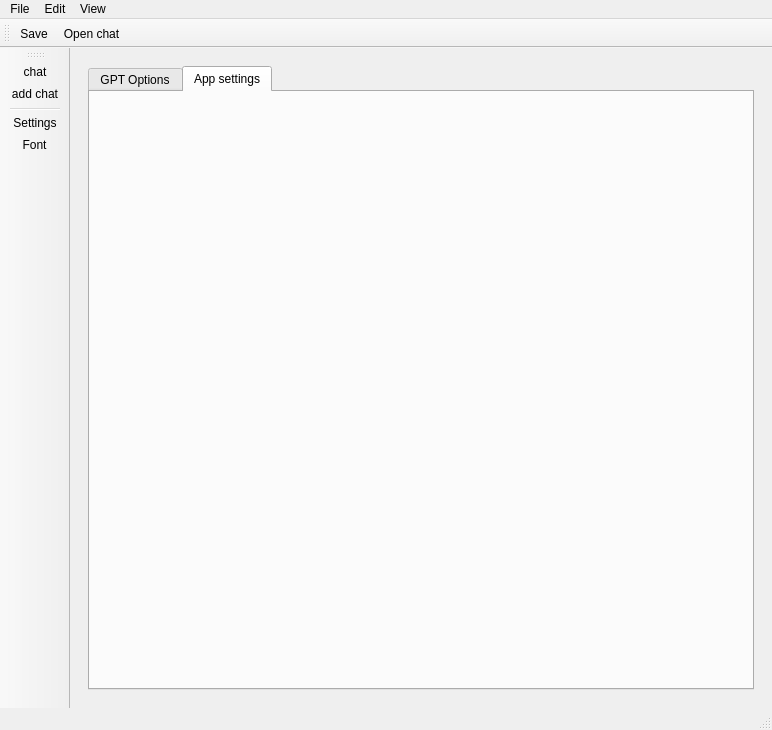
Before: the Qt Designer form UImainwindow.ui in Dduthie/EE_GPT, drawn with Qt 5.
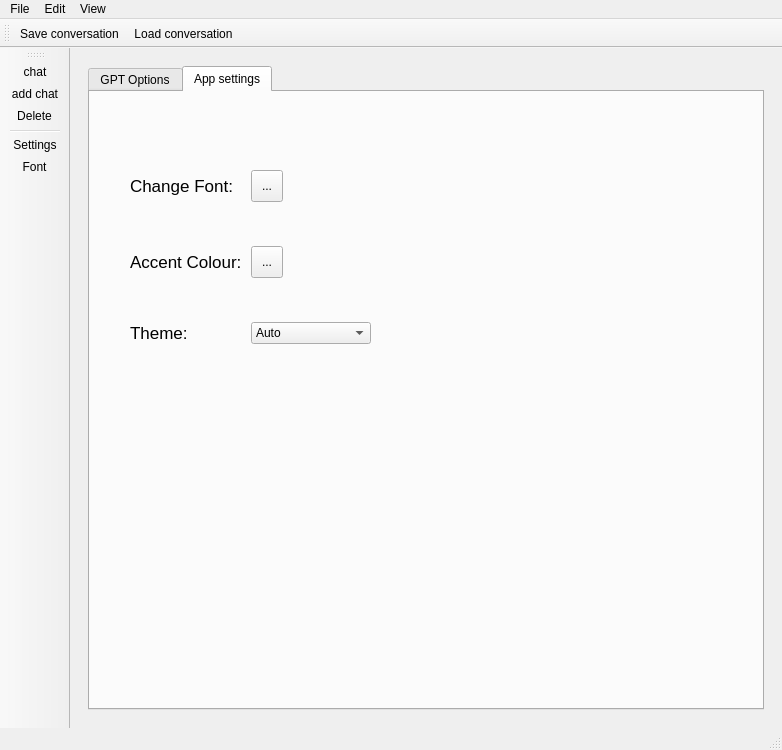
After: the same form once the commit is applied. The open tabs and pages were chosen to show the change. Icons and pictures are not drawn.

```diff
--- a/UImainwindow.ui
+++ b/UImainwindow.ui
@@ -1,7 +1,7 @@
 <?xml version="1.0" encoding="UTF-8"?>
 <ui version="4.0">
- <class>MainWindow</class>
- <widget class="QMainWindow" name="MainWindow">
+ <class>Mainwindow</class>
+ <widget class="QMainWindow" name="Mainwindow">
   <property name="enabled">
    <bool>true</bool>
   </property>
@@ -9,12 +9,49 @@
    <rect>
     <x>0</x>
     <y>0</y>
-    <width>772</width>
-    <height>730</height>
+    <width>782</width>
+    <height>750</height>
    </rect>
   </property>
+  <property name="palette">
+   <palette>
+    <active>
+     <colorrole role="ToolTipText">
+      <brush brushstyle="SolidPattern">
+       <color alpha="255">
+        <red>0</red>
+        <green>0</green>
+        <blue>0</blue>
+       </color>
+      </brush>
+     </colorrole>
+    </active>
+    <inactive>
+     <colorrole role="ToolTipText">
+      <brush brushstyle="SolidPattern">
+       <color alpha="255">
+        <red>0</red>
+        <green>0</green>
+        <blue>0</blue>
+       </color>
+      </brush>
+     </colorrole>
+    </inactive>
+    <disabled>
+     <colorrole role="ToolTipText">
+      <brush brushstyle="SolidPattern">
+       <color alpha="255">
+        <red>0</red>
+        <green>0</green>
+        <blue>0</blue>
+       </color>
+      </brush>
+     </colorrole>
+    </disabled>
+   </palette>
+  </property>
   <property name="windowTitle">
-   <string>MainWindow</string>
+   <string>GPT</string>
   </property>
   <property name="windowIcon">
    <iconset resource="Mainwindow.qrc">
@@ -43,12 +80,12 @@
        <string notr="true"/>
       </property>
       <property name="currentIndex">
-       <number>0</number>
+       <number>1</number>
       </property>
       <widget class="QWidget" name="page">
        <layout class="QGridLayout" name="gridLayout_2">
         <item row="1" column="1">
-         <widget class="QPushButton" name="pushButton_2">
+         <widget class="QPushButton" name="reset_Button">
           <property name="text">
            <string>Reset</string>
           </property>
@@ -115,7 +152,7 @@
          </spacer>
         </item>
         <item row="1" column="2">
-         <widget class="QPushButton" name="pushButton">
+         <widget class="QPushButton" name="submit_Button">
           <property name="text">
            <string>Submit</string>
           </property>
@@ -125,11 +162,14 @@
       </widget>
       <widget class="QWidget" name="page_2">
        <layout class="QGridLayout" name="gridLayout_3">
-        <item row="0" column="0">
+        <item row="0" column="1">
          <widget class="QTabWidget" name="tabWidget">
           <property name="layoutDirection">
            <enum>Qt::LeftToRight</enum>
           </property>
+          <property name="autoFillBackground">
+           <bool>false</bool>
+          </property>
           <property name="tabPosition">
            <enum>QTabWidget::North</enum>
           </property>
@@ -146,9 +186,18 @@
            <attribute name="title">
             <string>GPT Options</string>
            </attribute>
-           <layout class="QVBoxLayout" name="verticalLayout">
-            <item>
-             <widget class="QLabel" name="label">
+           <widget class="QWidget" name="">
+            <property name="geometry">
+             <rect>
+              <x>40</x>
+              <y>40</y>
+              <width>311</width>
+              <height>181</height>
+             </rect>
+            </property>
+            <layout class="QGridLayout" name="gridLayout_4">
+             <item row="0" column="0">
+              <widget class="QLabel" name="modelLabel">
               <property name="sizePolicy">
                <sizepolicy hsizetype="Fixed" vsizetype="Fixed">
                 <horstretch>0</horstretch>
@@ -161,6 +210,9 @@
                 <pointsize>14</pointsize>
                </font>
               </property>
+               <property name="layoutDirection">
+                <enum>Qt::LeftToRight</enum>
+               </property>
               <property name="styleSheet">
                <string notr="true"/>
               </property>
@@ -169,8 +221,14 @@
               </property>
              </widget>
             </item>
-            <item>
-             <widget class="QComboBox" name="comboBox">
+             <item row="0" column="1">
+              <widget class="QComboBox" name="modelCombo">
+               <property name="sizePolicy">
+                <sizepolicy hsizetype="MinimumExpanding" vsizetype="Fixed">
+                 <horstretch>0</horstretch>
+                 <verstretch>0</verstretch>
+                </sizepolicy>
+               </property>
               <property name="font">
                <font>
                 <family>Segoe UI</family>
@@ -199,8 +257,8 @@
               </item>
              </widget>
             </item>
-            <item>
-             <widget class="QLabel" name="label_2">
+             <item row="1" column="0">
+              <widget class="QLabel" name="tempLabel">
               <property name="sizePolicy">
                <sizepolicy hsizetype="Fixed" vsizetype="Fixed">
                 <horstretch>0</horstretch>
@@ -219,18 +277,39 @@
               <property name="text">
                <string>Temperature:</string>
               </property>
-             </widget>
-            </item>
-            <item>
-             <widget class="QSlider" name="horizontalSlider">
+               <property name="alignment">
+                <set>Qt::AlignLeading|Qt::AlignLeft|Qt::AlignVCenter</set>
+               </property>
+              </widget>
+             </item>
+             <item row="1" column="1">
+              <widget class="QSlider" name="tempSlider">
               <property name="sizePolicy">
                <sizepolicy hsizetype="MinimumExpanding" vsizetype="Fixed">
                 <horstretch>0</horstretch>
                 <verstretch>0</verstretch>
                </sizepolicy>
               </property>
+               <property name="styleSheet">
+                <string notr="true">    QSlider::groove:horizontal {
+        background: qlineargradient(x1: 0, y1: 0, x2: 1, y2: 0,
+                                    stop: 0 #0000FF, stop: 0.25 #00CCFF,
+                                    stop: 0.5 #00FF00, stop: 0.75 #FFCC00,
+                                    stop: 1 #FF0000);
+        height: 5px;
+    }
+
+    QSlider::handle:horizontal {
+        background: grey;
+        border: 1px solid #999999;
+        width: 10px;
+        height: 10px;
+        margin: -5px 0;
+        border-radius: 10px;
+    }</string>
+               </property>
               <property name="minimum">
-               <number>1</number>
+                <number>0</number>
               </property>
               <property name="maximum">
                <number>20</number>
@@ -260,10 +339,139 @@
             </item>
            </layout>
           </widget>
+          </widget>
           <widget class="QWidget" name="tab_2">
            <attribute name="title">
             <string>App settings</string>
            </attribute>
+           <widget class="QWidget" name="">
+            <property name="geometry">
+             <rect>
+              <x>40</x>
+              <y>40</y>
+              <width>241</width>
+              <height>251</height>
+             </rect>
+            </property>
+            <layout class="QGridLayout" name="gridLayout_5">
+             <item row="0" column="0">
+              <widget class="QLabel" name="label_3">
+               <property name="font">
+                <font>
+                 <family>Segoe UI</family>
+                 <pointsize>13</pointsize>
+                </font>
+               </property>
+               <property name="text">
+                <string>Change Font:</string>
+               </property>
+              </widget>
+             </item>
+             <item row="0" column="1">
+              <widget class="QToolButton" name="fontbutton">
+               <property name="sizePolicy">
+                <sizepolicy hsizetype="Fixed" vsizetype="Fixed">
+                 <horstretch>0</horstretch>
+                 <verstretch>0</verstretch>
+                </sizepolicy>
+               </property>
+               <property name="maximumSize">
+                <size>
+                 <width>32</width>
+                 <height>32</height>
+                </size>
+               </property>
+               <property name="text">
+                <string>...</string>
+               </property>
+               <property name="icon">
+                <iconset resource="Mainwindow.qrc">
+                 <normaloff>:/Icons/Resources/font_download_FILL1_24.svg</normaloff>:/Icons/Resources/font_download_FILL1_24.svg</iconset>
+               </property>
+               <property name="iconSize">
+                <size>
+                 <width>48</width>
+                 <height>48</height>
+                </size>
+               </property>
+              </widget>
+             </item>
+             <item row="1" column="0">
+              <widget class="QLabel" name="label">
+               <property name="font">
+                <font>
+                 <family>Segoe UI</family>
+                 <pointsize>13</pointsize>
+                </font>
+               </property>
+               <property name="text">
+                <string>Accent Colour:</string>
+               </property>
+              </widget>
+             </item>
+             <item row="1" column="1">
+              <widget class="QToolButton" name="paletteButton">
+               <property name="maximumSize">
+                <size>
+                 <width>32</width>
+                 <height>32</height>
+                </size>
+               </property>
+               <property name="text">
+                <string>...</string>
+               </property>
+               <property name="icon">
+                <iconset resource="Mainwindow.qrc">
+                 <normaloff>:/Icons/Resources/palette_FILL1_48.svg</normaloff>:/Icons/Resources/palette_FILL1_48.svg</iconset>
+               </property>
+               <property name="iconSize">
+                <size>
+                 <width>48</width>
+                 <height>48</height>
+                </size>
+               </property>
+              </widget>
+             </item>
+             <item row="2" column="0">
+              <widget class="QLabel" name="label_5">
+               <property name="font">
+                <font>
+                 <family>Segoe UI</family>
+                 <pointsize>13</pointsize>
+                </font>
+               </property>
+               <property name="text">
+                <string>Theme:</string>
+               </property>
+              </widget>
+             </item>
+             <item row="2" column="1">
+              <widget class="QComboBox" name="comboBox_2">
+               <property name="minimumSize">
+                <size>
+                 <width>120</width>
+                 <height>0</height>
+                </size>
+               </property>
+               <item>
+                <property name="text">
+                 <string>Auto</string>
+                </property>
+               </item>
+               <item>
+                <property name="text">
+                 <string>Dark</string>
+                </property>
+               </item>
+               <item>
+                <property name="text">
+                 <string>Light</string>
+                </property>
+               </item>
+              </widget>
+             </item>
+            </layout>
+           </widget>
           </widget>
          </widget>
         </item>
@@ -278,7 +486,7 @@
     <rect>
      <x>0</x>
      <y>0</y>
-     <width>772</width>
+     <width>782</width>
      <height>22</height>
     </rect>
    </property>
@@ -286,14 +494,18 @@
     <property name="title">
      <string>File</string>
     </property>
-    <addaction name="actionLoad_ffile"/>
-    <addaction name="actionSave_file"/>
+    <addaction name="actionSave"/>
+    <addaction name="actionOpen_chat"/>
+    <addaction name="actionExport_as_txt"/>
     <addaction name="separator"/>
+    <addaction name="actionExit"/>
    </widget>
    <widget class="QMenu" name="menuEdit">
     <property name="title">
      <string>Edit</string>
     </property>
+    <addaction name="actionUndo"/>
+    <addaction name="actionRedo"/>
    </widget>
    <widget class="QMenu" name="menuView">
     <property name="title">
@@ -356,6 +568,7 @@
    </attribute>
    <addaction name="actionchat"/>
    <addaction name="actionadd_chat"/>
+   <addaction name="actionDelete"/>
    <addaction name="separator"/>
    <addaction name="actionSettings"/>
    <addaction name="actionFont"/>
@@ -376,6 +589,9 @@
    </property>
   </action>
   <action name="actionchat">
+   <property name="checkable">
+    <bool>true</bool>
+   </property>
    <property name="icon">
     <iconset resource="Mainwindow.qrc">
      <normaloff>:/Icons/Resources/chat_FILL1_24.svg</normaloff>:/Icons/Resources/chat_FILL1_24.svg</iconset>
@@ -411,7 +627,7 @@
      <normaloff>:/Icons/Resources/folder_open_FILL14.svg</normaloff>:/Icons/Resources/folder_open_FILL14.svg</iconset>
    </property>
    <property name="text">
-    <string>Open chat</string>
+    <string>Load conversation</string>
    </property>
    <property name="toolTip">
     <string>Open a previous chat</string>
@@ -426,7 +642,7 @@
      <normaloff>:/Icons/Resources/save_FILL1_24.svg</normaloff>:/Icons/Resources/save_FILL1_24.svg</iconset>
    </property>
    <property name="text">
-    <string>Save</string>
+    <string>Save conversation</string>
    </property>
    <property name="toolTip">
     <string>save current chat</string>
@@ -465,9 +681,46 @@
     <string>Load conversation</string>
    </property>
   </action>
-  <action name="actionSave_file">
+  <action name="actionDelete">
+   <property name="icon">
+    <iconset resource="Mainwindow.qrc">
+     <normaloff>:/Icons/Resources/delete_FILL1_24.svg</normaloff>:/Icons/Resources/delete_FILL1_24.svg</iconset>
+   </property>
    <property name="text">
-    <string>Save conversation</string>
+    <string>Delete</string>
+   </property>
+   <property name="menuRole">
+    <enum>QAction::NoRole</enum>
+   </property>
+  </action>
+  <action name="actionUndo">
+   <property name="text">
+    <string>Undo</string>
+   </property>
+   <property name="shortcut">
+    <string>Ctrl+Z</string>
+   </property>
+  </action>
+  <action name="actionRedo">
+   <property name="text">
+    <string>Redo</string>
+   </property>
+   <property name="shortcut">
+    <string>Ctrl+Y</string>
+   </property>
+  </action>
+  <action name="actionExport_as_txt">
+   <property name="icon">
+    <iconset resource="Mainwindow.qrc">
+     <normaloff>:/Icons/Resources/export_FILL_48.svg</normaloff>:/Icons/Resources/export_FILL_48.svg</iconset>
+   </property>
+   <property name="text">
+    <string>Export as .txt</string>
+   </property>
+  </action>
+  <action name="actionExit">
+   <property name="text">
+    <string>Exit</string>
    </property>
   </action>
  </widget>
```
Left out of the diff: 19 changed lines with no effect on the pictures. Lines whose indentation alone changed are shown as unchanged.
